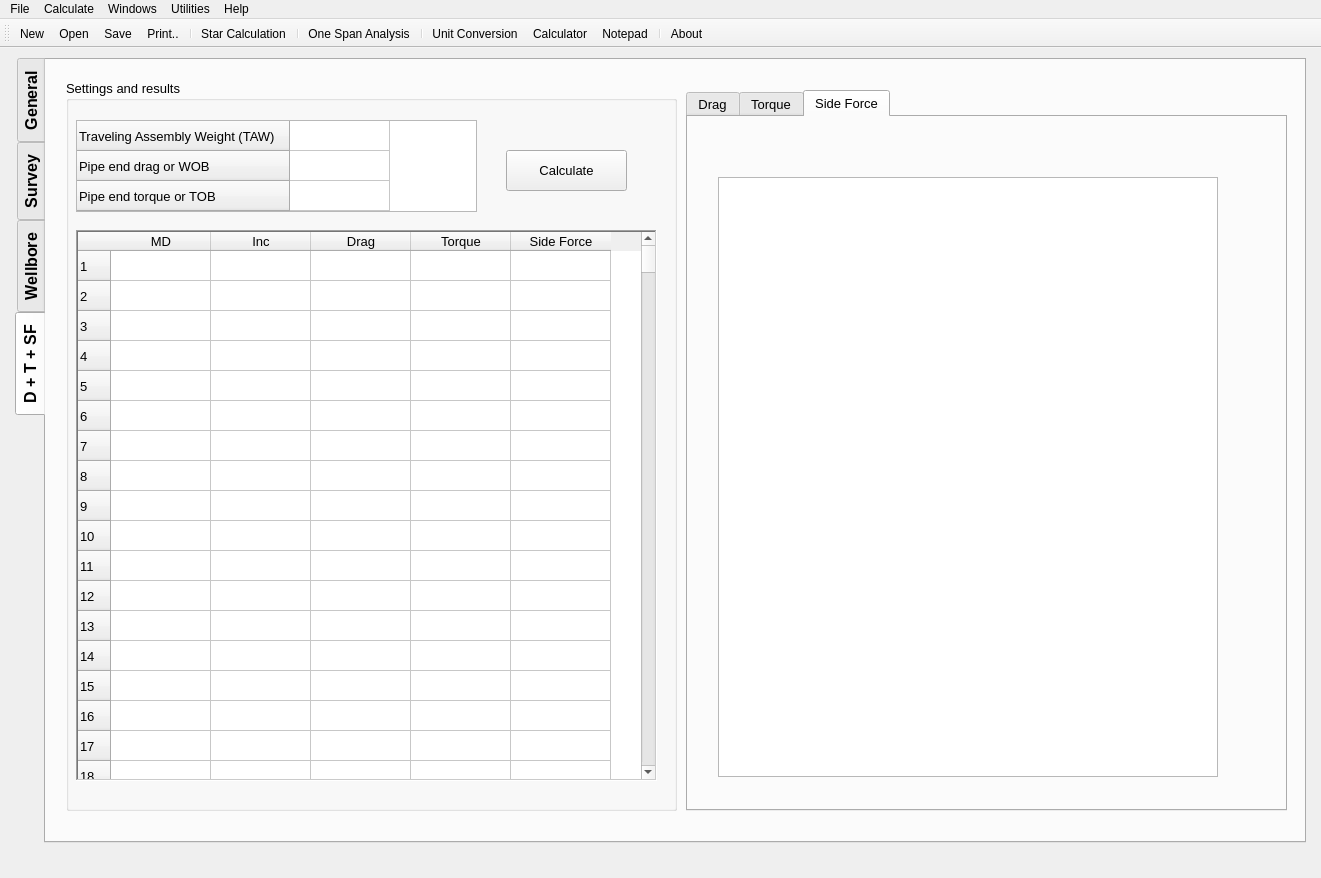
Old version of the form InputWindow_Vst.ui in the repository Ivanfdezr/CentralSoftware.
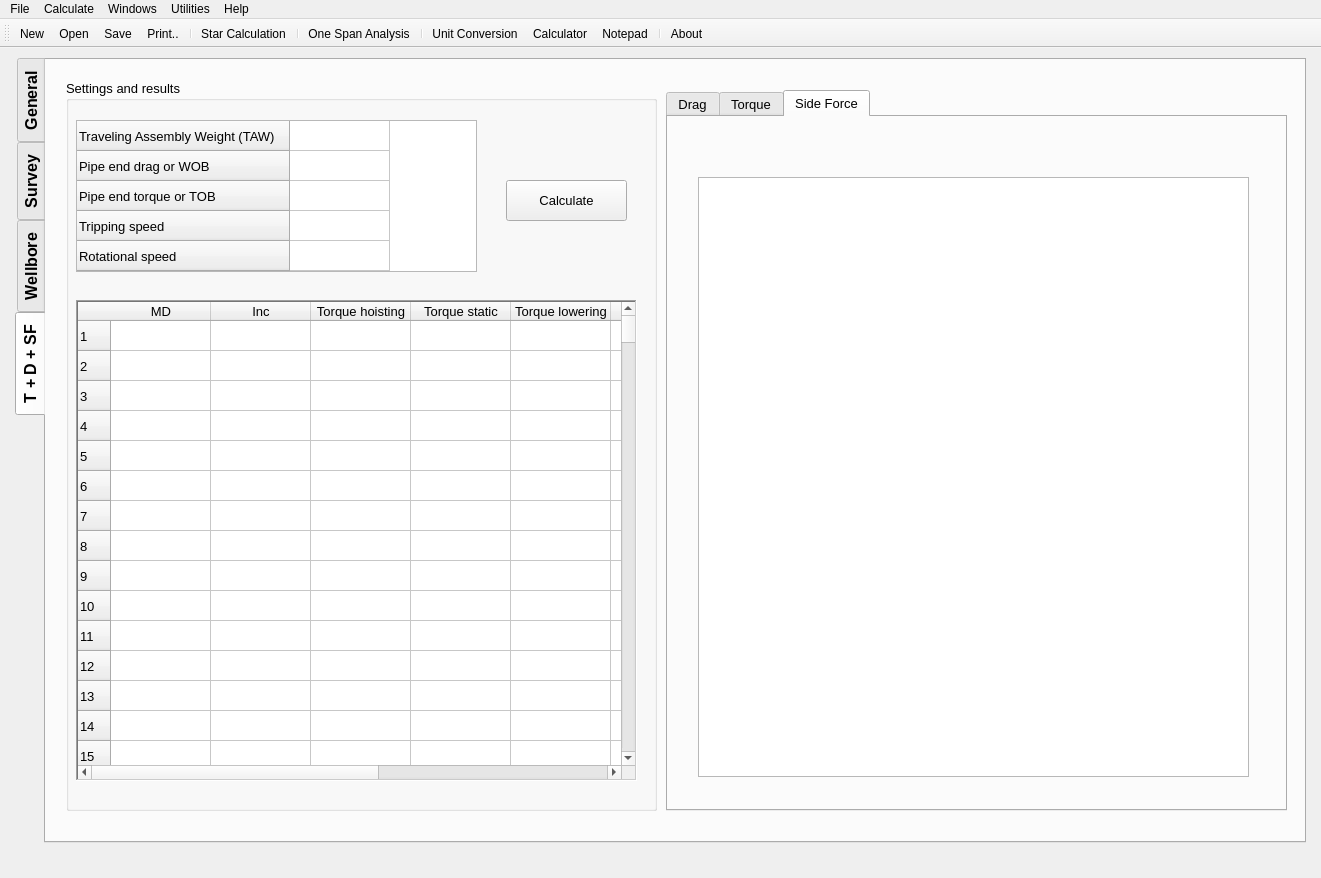
New version of the form. The open tabs and pages were chosen to show the change. Icons and pictures are not drawn. Custom widgets are drawn as their Qt base class.

The edit to the form file:
```diff
--- a/InputWindow_Vst.ui
+++ b/InputWindow_Vst.ui
@@ -6127,14 +6127,14 @@
     </widget>
     <widget class="QWidget" name="tab_2">
      <attribute name="title">
-      <string>D + T + SF</string>
+      <string>T + D + SF</string>
      </attribute>
      <widget class="QGroupBox" name="groupBox_7">
       <property name="geometry">
        <rect>
         <x>20</x>
         <y>20</y>
-        <width>611</width>
+        <width>591</width>
         <height>731</height>
        </rect>
       </property>
@@ -6154,7 +6154,7 @@
          <x>10</x>
          <y>40</y>
          <width>401</width>
-         <height>92</height>
+         <height>152</height>
         </rect>
        </property>
        <property name="font">
@@ -6219,15 +6219,25 @@
          <string>Pipe end torque or TOB</string>
         </property>
        </row>
+       <row>
+        <property name="text">
+         <string>Tripping speed</string>
+        </property>
+       </row>
+       <row>
+        <property name="text">
+         <string>Rotational speed</string>
+        </property>
+       </row>
        <column/>
       </widget>
       <widget class="QTableWidget" name="s4DragTorqueSideforce_tableWidget">
        <property name="geometry">
         <rect>
          <x>10</x>
-         <y>150</y>
-         <width>581</width>
-         <height>551</height>
+         <y>220</y>
+         <width>561</width>
+         <height>481</height>
         </rect>
        </property>
        <property name="styleSheet">
@@ -16260,12 +16270,32 @@
        </column>
        <column>
         <property name="text">
-         <string>Drag</string>
+         <string>Torque hoisting</string>
         </property>
        </column>
        <column>
         <property name="text">
-         <string>Torque</string>
+         <string>Torque static</string>
+        </property>
+       </column>
+       <column>
+        <property name="text">
+         <string>Torque lowering</string>
+        </property>
+       </column>
+       <column>
+        <property name="text">
+         <string>Drag hoisting</string>
+        </property>
+       </column>
+       <column>
+        <property name="text">
+         <string>Drag static</string>
+        </property>
+       </column>
+       <column>
+        <property name="text">
+         <string>Drag lowering</string>
         </property>
        </column>
        <column>
@@ -16278,7 +16308,7 @@
        <property name="geometry">
         <rect>
          <x>440</x>
-         <y>70</y>
+         <y>100</y>
          <width>121</width>
          <height>41</height>
         </rect>
@@ -16291,9 +16321,9 @@
      <widget class="QTabWidget" name="tabWidget_2">
       <property name="geometry">
        <rect>
-        <x>640</x>
+        <x>620</x>
         <y>30</y>
-        <width>601</width>
+        <width>621</width>
         <height>721</height>
        </rect>
       </property>
@@ -16346,7 +16376,7 @@
          <rect>
           <x>30</x>
           <y>60</y>
-          <width>500</width>
+          <width>551</width>
           <height>600</height>
          </rect>
         </property>
```
Left out of the diff: 8 changed lines with no effect on the pictures.
